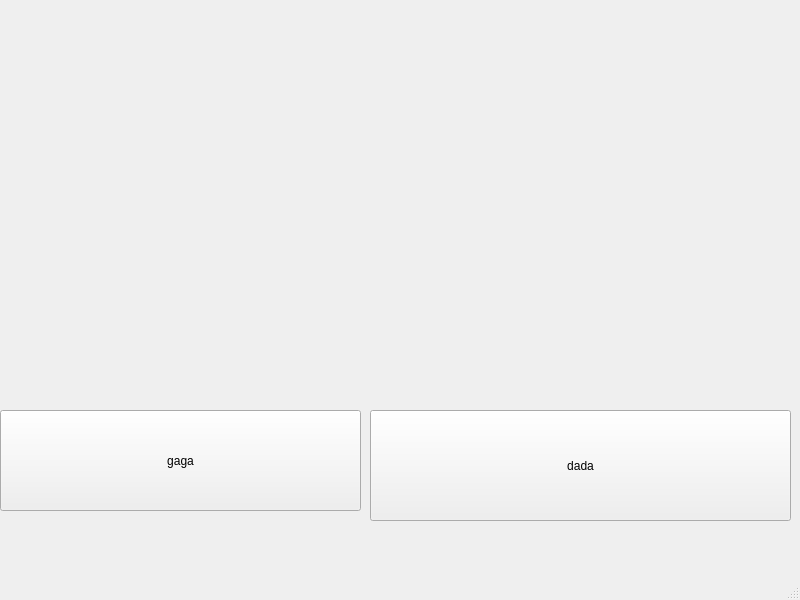
Before: the Qt Designer form dada.ui in vaca22/qtImage, drawn with Qt 5.
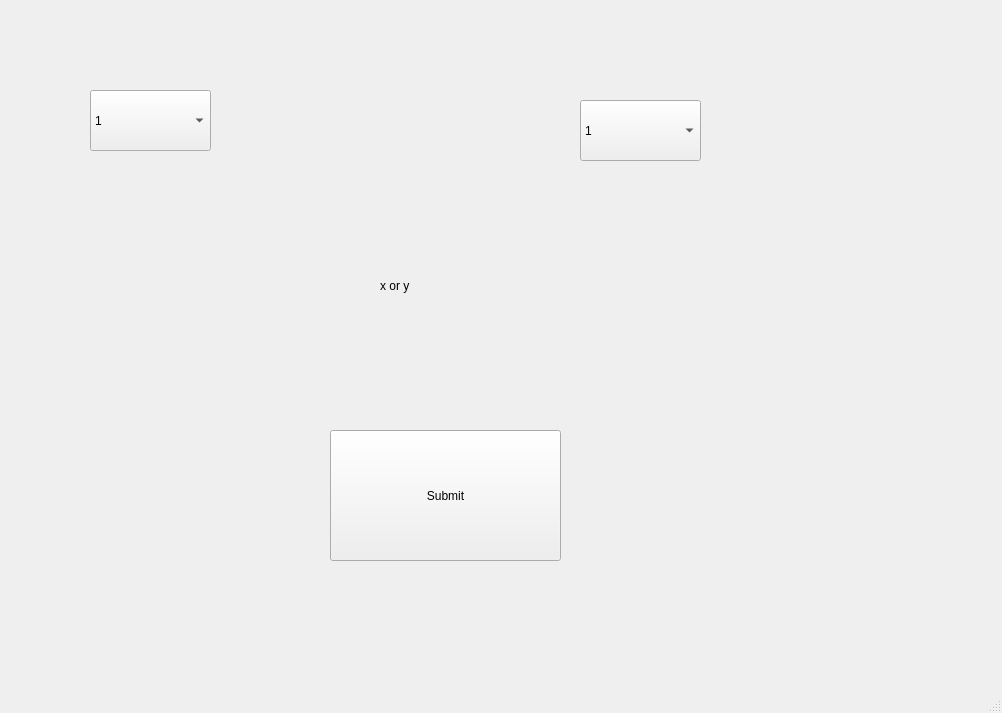
After: the same form once the commit is applied. Icons and pictures are not drawn.

The edit to the form file:
```diff
--- a/dada.ui
+++ b/dada.ui
@@ -6,57 +6,78 @@
    <rect>
     <x>0</x>
     <y>0</y>
-    <width>800</width>
-    <height>600</height>
+    <width>1002</width>
+    <height>713</height>
    </rect>
   </property>
   <property name="windowTitle">
    <string>MainWindow</string>
   </property>
   <widget class="QWidget" name="centralwidget">
+   <widget class="QComboBox" name="gagax">
+    <property name="geometry">
+     <rect>
+      <x>90</x>
+      <y>90</y>
+      <width>121</width>
+      <height>61</height>
+     </rect>
+    </property>
+    <item>
+     <property name="text">
+      <string>1</string>
+     </property>
+    </item>
+    <item>
+     <property name="text">
+      <string>0</string>
+     </property>
+    </item>
+   </widget>
+   <widget class="QComboBox" name="gagax_2">
+    <property name="geometry">
+     <rect>
+      <x>580</x>
+      <y>100</y>
+      <width>121</width>
+      <height>61</height>
+     </rect>
+    </property>
+    <item>
+     <property name="text">
+      <string>1</string>
+     </property>
+    </item>
+    <item>
+     <property name="text">
+      <string>0</string>
+     </property>
+    </item>
+   </widget>
+   <widget class="QPushButton" name="pushButton">
+    <property name="geometry">
+     <rect>
+      <x>330</x>
+      <y>430</y>
+      <width>231</width>
+      <height>131</height>
+     </rect>
+    </property>
+    <property name="text">
+     <string>Submit</string>
+    </property>
+   </widget>
    <widget class="QLabel" name="label">
     <property name="geometry">
      <rect>
-      <x>10</x>
-      <y>10</y>
-      <width>701</width>
-      <height>381</height>
+      <x>380</x>
+      <y>250</y>
+      <width>111</width>
+      <height>71</height>
      </rect>
     </property>
     <property name="text">
-     <string/>
-    </property>
-    <property name="pixmap">
-     <pixmap>../../QQ图片20220716122631.jpg</pixmap>
-    </property>
-    <property name="scaledContents">
-     <bool>true</bool>
-    </property>
-   </widget>
-   <widget class="QPushButton" name="cat">
-    <property name="geometry">
-     <rect>
-      <x>0</x>
-      <y>410</y>
-      <width>361</width>
-      <height>101</height>
-     </rect>
-    </property>
-    <property name="text">
-     <string>gaga</string>
-    </property>
-   </widget>
-   <widget class="QPushButton" name="dog">
-    <property name="geometry">
-     <rect>
-      <x>370</x>
-      <y>410</y>
-      <width>421</width>
-      <height>111</height>
-     </rect>
-    </property>
-    <property name="text">
-     <string>dada</string>
+     <string>x or y</string>
     </property>
    </widget>
   </widget>
```
Left out of the diff: 2 changed lines with no effect on the pictures.
